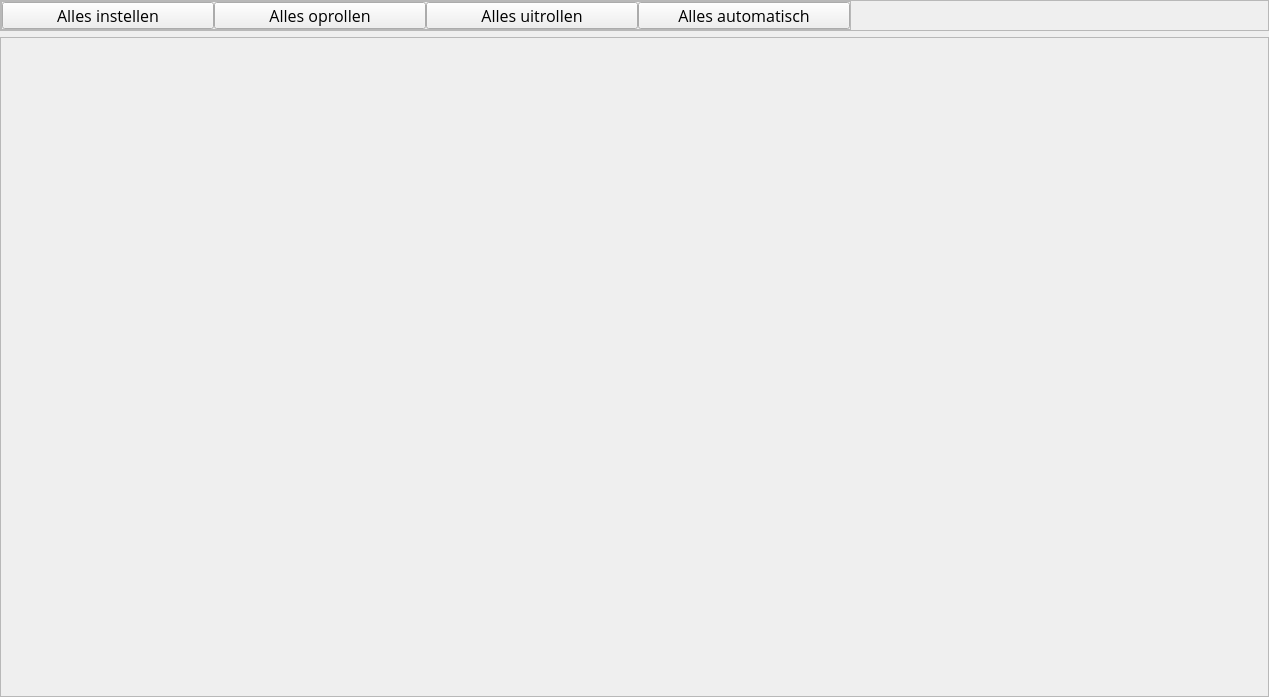
elwint/-rolluik-domotica, file centrale/main.ui: the form before one commit.
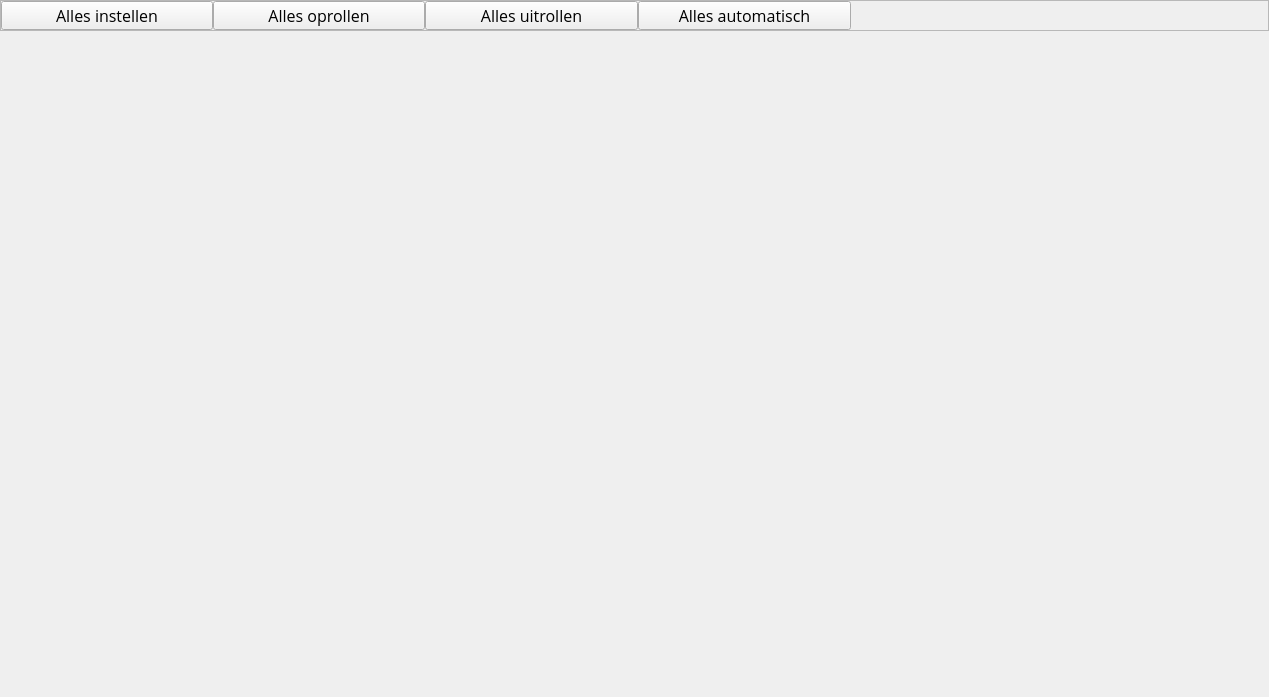
The form after the commit.

Commit message: Added error popup; Added limits window; Added support to set all limits; Fixed widgets positions; Fixed degree char + temperature; Finished GUI error dialog; Removed GUI borders

Patch:
```diff
--- a/centrale/main.ui
+++ b/centrale/main.ui
@@ -19,7 +19,7 @@
   <property name="minimumSize">
    <size>
     <width>900</width>
-    <height>450</height>
+    <height>500</height>
    </size>
   </property>
   <property name="font">
@@ -66,7 +66,7 @@
        <enum>QFrame::StyledPanel</enum>
       </property>
       <property name="frameShadow">
-       <enum>QFrame::Raised</enum>
+       <enum>QFrame::Plain</enum>
       </property>
       <layout class="QHBoxLayout" name="horizontalLayout">
        <property name="margin">
@@ -86,12 +86,6 @@
            <height>16777215</height>
           </size>
          </property>
-         <property name="frameShape">
-          <enum>QFrame::StyledPanel</enum>
-         </property>
-         <property name="frameShadow">
-          <enum>QFrame::Raised</enum>
-         </property>
          <layout class="QHBoxLayout" name="horizontalLayout_2">
           <property name="spacing">
            <number>0</number>
@@ -205,6 +199,12 @@
         <kerning>true</kerning>
        </font>
       </property>
+      <property name="frameShape">
+       <enum>QFrame::NoFrame</enum>
+      </property>
+      <property name="frameShadow">
+       <enum>QFrame::Plain</enum>
+      </property>
       <property name="horizontalScrollBarPolicy">
        <enum>Qt::ScrollBarAsNeeded</enum>
       </property>
@@ -216,8 +216,8 @@
         <rect>
          <x>0</x>
          <y>0</y>
-         <width>1267</width>
-         <height>658</height>
+         <width>1269</width>
+         <height>660</height>
         </rect>
        </property>
        <layout class="QGridLayout" name="widgetsLayout"/>
```
Left out of the diff: 33 changed lines with no effect on the pictures. The commit also changes 5 other files.
